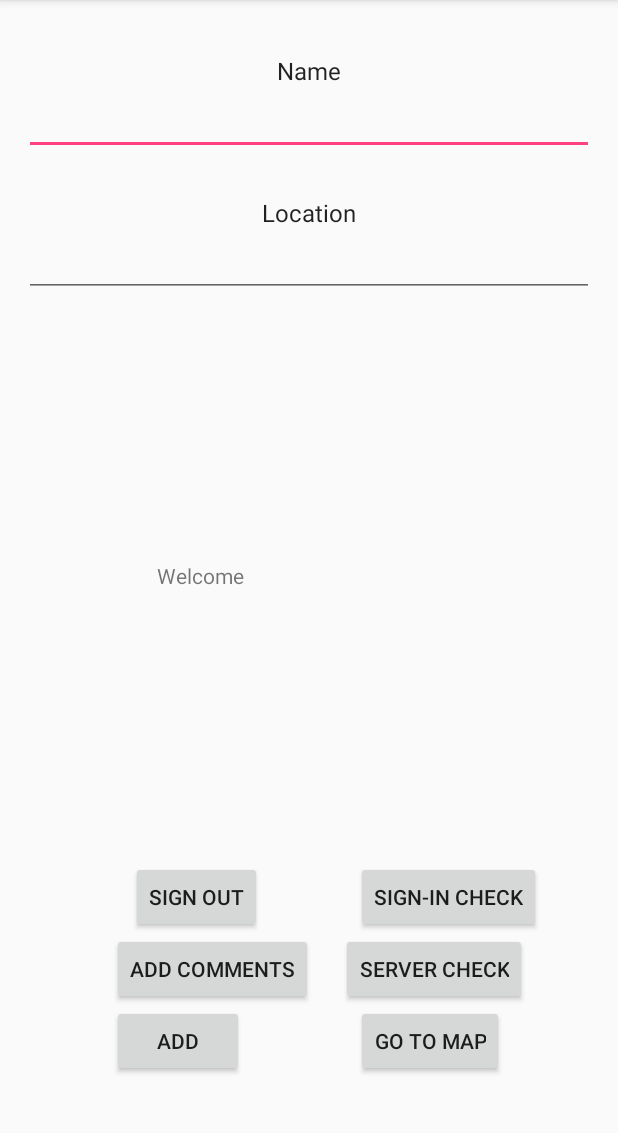
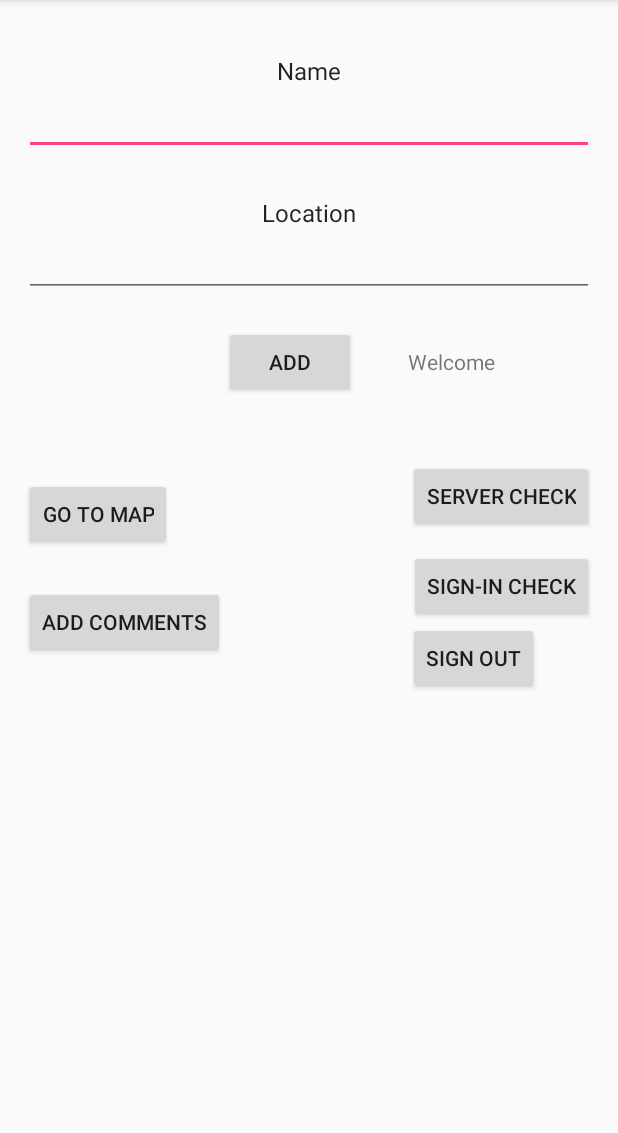
Before and after one commit to angusjlowe/dpnm-2016, an Android app: the screen it shows after launch once a user with an empty profile is signed in (MainActivity), on a phone screen of 412 x 824 dp, the part 84-1217 px from its top. Run offline under Robolectric (Android 15) with nearby library versions, the phone set to English and light mode, and no system bars; our stand-ins replace Firebase (no records; nobody signed in at launch, a user with empty details on screens opened directly).

Commit message:
fixed oauth key error by using web application id as the server key

```diff
--- a/StudentStudySpaces/app/build.gradle
+++ b/StudentStudySpaces/app/build.gradle
@@ -24,11 +24,11 @@ dependencies {
     testCompile 'junit:junit:4.12'
     compile 'com.android.support:appcompat-v7:24.0.0'
     compile 'com.firebase:firebase-client-android:2.3.1'
-    compile 'com.google.firebase:firebase-database:9.0.0'
-    compile 'com.google.firebase:firebase-storage:9.0.0'
-    compile 'com.google.firebase:firebase-auth:9.0.0'
-    compile 'com.google.android.gms:play-services:9.0.0'
-    compile 'com.google.android.gms:play-services-auth:9.0.0'
+    compile 'com.google.firebase:firebase-database:9.2.0'
+    compile 'com.google.firebase:firebase-storage:9.2.0'
+    compile 'com.google.firebase:firebase-auth:9.2.0'
+    compile 'com.google.android.gms:play-services:9.2.0'
+    compile 'com.google.android.gms:play-services-auth:9.2.0'
     compile 'com.android.support:design:24.0.0'
 }
 apply plugin: 'com.google.gms.google-services'
--- a/StudentStudySpaces/app/src/main/java/com/angusjlowe/studentstudyspaces/GoogleSignInActivity.java
+++ b/StudentStudySpaces/app/src/main/java/com/angusjlowe/studentstudyspaces/GoogleSignInActivity.java
@@ -67,7 +67,7 @@ public class GoogleSignInActivity extends AppCompatActivity implements
 
         // Configure Google Sign In
         GoogleSignInOptions gso = new GoogleSignInOptions.Builder(GoogleSignInOptions.DEFAULT_SIGN_IN)
-                .requestIdToken(getString(R.string.default_web_client_id))
+                .requestIdToken(getString(R.string.server_client_id))
                 .requestEmail()
                 .build();
         mGoogleApiClient = new GoogleApiClient.Builder(this)
--- a/StudentStudySpaces/app/src/main/res/layout/activity_main.xml
+++ b/StudentStudySpaces/app/src/main/res/layout/activity_main.xml
@@ -15,9 +15,10 @@
         android:text="Go to Map"
         android:id="@+id/buttonGoToMap"
         android:onClick="goToMap"
-        android:layout_alignTop="@+id/buttonAddLocation"
-        android:layout_toRightOf="@+id/textViewLocation"
-        android:layout_toEndOf="@+id/textViewLocation" />
+        android:layout_below="@+id/buttonAddLocation"
+        android:layout_alignParentLeft="true"
+        android:layout_alignParentStart="true"
+        android:layout_marginTop="53dp" />
 
     <TextView
         android:layout_width="wrap_content"
@@ -62,12 +63,10 @@
         android:layout_height="wrap_content"
         android:text="Add"
         android:id="@+id/buttonAddLocation"
-        android:layout_marginBottom="34dp"
-        android:layout_alignParentBottom="true"
-        android:layout_toLeftOf="@+id/textViewLocation"
-        android:layout_toStartOf="@+id/textViewLocation"
-        android:layout_marginRight="12dp"
-        android:layout_marginEnd="12dp" />
+        android:layout_marginTop="19dp"
+        android:layout_below="@+id/editTextLocation"
+        android:layout_alignRight="@+id/textViewLocation"
+        android:layout_alignEnd="@+id/textViewLocation" />
 
     <Button
         style="?android:attr/buttonStyleSmall"
@@ -75,39 +74,42 @@
         android:layout_height="wrap_content"
         android:text="Server Check"
         android:id="@+id/buttonServerCheck"
-        android:layout_above="@+id/buttonGoToMap"
-        android:layout_toRightOf="@+id/textViewName"
-        android:layout_toEndOf="@+id/textViewName"
-        android:onClick="serverCheck"/>
+        android:onClick="serverCheck"
+        android:layout_alignBottom="@+id/buttonGoToMap"
+        android:layout_alignRight="@+id/buttonSignInCheck"
+        android:layout_alignEnd="@+id/buttonSignInCheck"
+        android:layout_marginBottom="12dp" />
 
     <Button
         android:layout_width="wrap_content"
         android:layout_height="wrap_content"
         android:text="Add Comments"
         android:id="@+id/buttonAddComments"
-        android:layout_alignTop="@+id/buttonServerCheck"
-        android:layout_alignLeft="@+id/buttonAddLocation"
-        android:layout_alignStart="@+id/buttonAddLocation"
-        android:onClick="goToAddComments"/>
+        android:onClick="goToAddComments"
+        android:layout_alignTop="@+id/buttonSignInCheck"
+        android:layout_alignParentLeft="true"
+        android:layout_alignParentStart="true"
+        android:layout_marginTop="24dp" />
 
     <Button
         android:layout_width="wrap_content"
         android:layout_height="wrap_content"
         android:text="Sign-In Check"
         android:id="@+id/buttonSignInCheck"
-        android:layout_above="@+id/buttonServerCheck"
-        android:layout_toRightOf="@+id/textViewLocation"
-        android:layout_toEndOf="@+id/textViewLocation"
-        android:onClick="goToSignIn"/>
+        android:onClick="goToSignIn"
+        android:layout_below="@+id/buttonGoToMap"
+        android:layout_alignParentRight="true"
+        android:layout_alignParentEnd="true" />
 
     <TextView
         android:layout_width="wrap_content"
         android:layout_height="wrap_content"
         android:text="Welcome"
         android:id="@+id/textViewWelcome"
-        android:layout_centerVertical="true"
-        android:layout_alignRight="@+id/buttonAddLocation"
-        android:layout_alignEnd="@+id/buttonAddLocation" />
+        android:layout_alignBaseline="@+id/buttonAddLocation"
+        android:layout_alignBottom="@+id/buttonAddLocation"
+        android:layout_alignLeft="@+id/buttonServerCheck"
+        android:layout_alignStart="@+id/buttonServerCheck" />
 
     <Button
         style="?android:attr/buttonStyleSmall"
@@ -115,9 +117,9 @@
         android:layout_height="wrap_content"
         android:text="Sign Out"
         android:id="@+id/buttonSignOut"
-        android:layout_above="@+id/buttonAddComments"
-        android:layout_toLeftOf="@+id/textViewLocation"
-        android:layout_toStartOf="@+id/textViewLocation"
-        android:onClick="signOut"/>
+        android:onClick="signOut"
+        android:layout_below="@+id/buttonSignInCheck"
+        android:layout_alignLeft="@+id/buttonServerCheck"
+        android:layout_alignStart="@+id/buttonServerCheck" />
 
 </RelativeLayout>
--- a/StudentStudySpaces/app/src/main/res/values/strings.xml
+++ b/StudentStudySpaces/app/src/main/res/values/strings.xml
@@ -9,7 +9,7 @@
     <!-- TODO(user): replace with your real server client ID -->
     <!-- Server Client ID.  This should be a valid Web OAuth 2.0 Client ID obtained
          from https://console.developers.google.com/ -->
-    <string name="web_client_id">1006993541629-jrntrtp09fremvmbkioauc4mhif4a6sf.apps.googleusercontent.com</string>
+    <string name="server_client_id">1006993541629-i6hqcumoij5813ki8248lr0in7sa62or.apps.googleusercontent.com</string>
 
 
 </resources>
```
